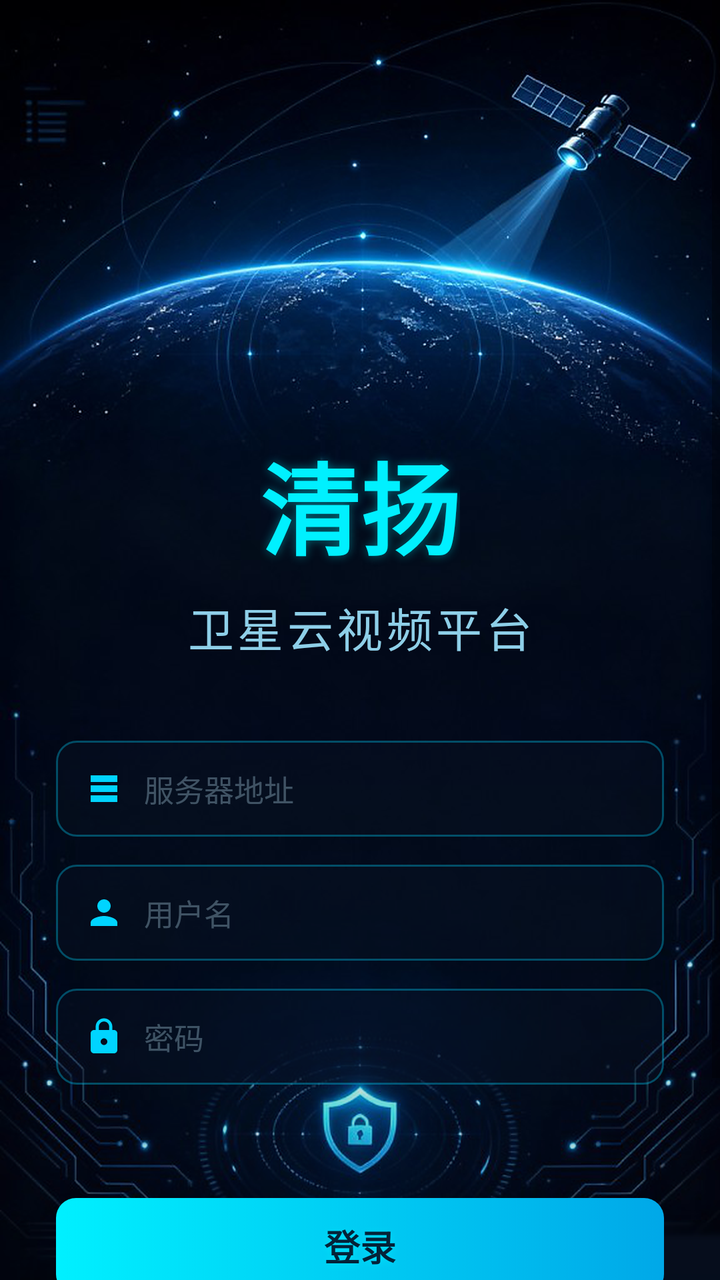
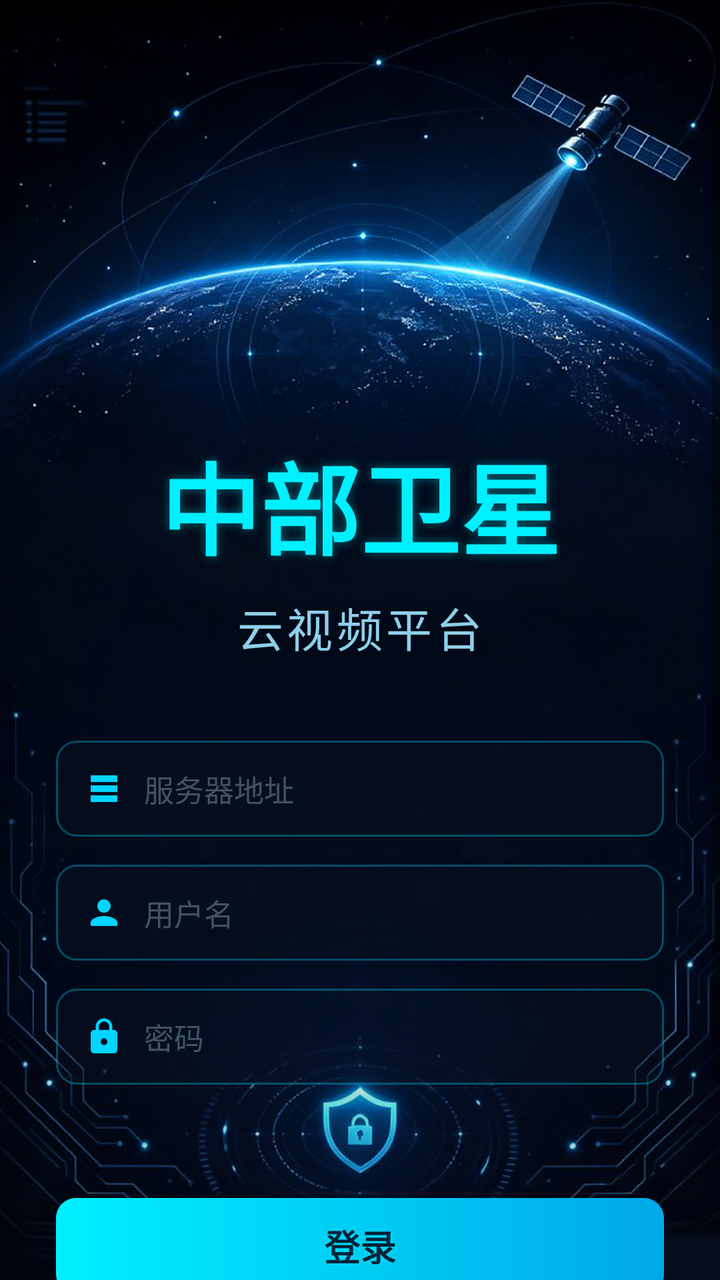

An Android layout rendered at two revisions. The XML below is the earlier revision; the diff shows what the commit changed to produce the second picture.
<!-- AndroidManifest.xml: application theme Theme.OpenRtComm -->
<!-- res/layout/layout_qmclogin.xml -->
<?xml version="1.0" encoding="utf-8"?>
<FrameLayout xmlns:android="http://schemas.android.com/apk/res/android"
    android:id="@+id/linear_layout"
    android:layout_width="match_parent"
    android:layout_height="match_parent"
    android:background="@color/login_tech_bg_dark"
    android:clipChildren="false"
    android:clipToPadding="false"
    android:fitsSystemWindows="false"
    android:focusableInTouchMode="true">

    <ImageView
        android:id="@+id/iv_login_bg"
        android:layout_width="match_parent"
        android:layout_height="match_parent"
        android:contentDescription="@null"
        android:scaleType="matrix"
        android:src="@drawable/bg_login_tech_main" />

    <View
        android:layout_width="match_parent"
        android:layout_height="match_parent"
        android:background="@drawable/bg_login_tech_scrim" />

    <ScrollView
        android:layout_width="match_parent"
        android:layout_height="match_parent"
        android:background="@android:color/transparent"
        android:clipToPadding="false"
        android:fillViewport="true"
        android:fitsSystemWindows="false">

        <LinearLayout
            android:layout_width="match_parent"
            android:layout_height="wrap_content"
            android:gravity="center_horizontal"
            android:orientation="vertical"
            android:paddingStart="28dp"
            android:paddingEnd="28dp"
            android:layout_marginTop="120dp"
            >

            <TextView
                android:id="@+id/textView_title"
                android:layout_width="wrap_content"
                android:layout_height="wrap_content"
                android:layout_marginTop="96dp"
                android:shadowColor="#6600F0FF"
                android:shadowDx="0"
                android:shadowDy="0"
                android:shadowRadius="12"
                android:text="清扬"
                android:textColor="@color/login_tech_title"
                android:textSize="@dimen/title_text_size"
                android:textStyle="bold" />

            <TextView
                android:id="@+id/description"
                android:layout_width="wrap_content"
                android:layout_height="wrap_content"
                android:layout_marginTop="8dp"
                android:letterSpacing="0.08"
                android:text="卫星云视频平台"
                android:textColor="@color/login_tech_subtitle"
                android:textSize="@dimen/description_text_size" />

            <LinearLayout
                android:id="@+id/login_form_section"
                android:layout_width="match_parent"
                android:layout_height="wrap_content"
                android:layout_marginTop="40dp"
                android:orientation="vertical">

                <TextView
                    android:id="@+id/textView_server"
                    android:layout_width="0dp"
                    android:layout_height="0dp"
                    android:visibility="gone" />

                <LinearLayout
                    android:layout_width="match_parent"
                    android:layout_height="48dp"
                    android:background="@drawable/bg_login_input_tech"
                    android:gravity="center_vertical"
                    android:orientation="horizontal"
                    android:paddingStart="14dp"
                    android:paddingEnd="14dp">

                    <ImageView
                        android:layout_width="20dp"
                        android:layout_height="20dp"
                        android:contentDescription="@null"
                        android:src="@drawable/ic_login_server" />

                    <EditText
                        android:id="@+id/editText_server"
                        android:layout_width="0dp"
                        android:layout_height="match_parent"
                        android:layout_marginStart="10dp"
                        android:layout_weight="1"
                        android:background="@android:color/transparent"
                        android:focusableInTouchMode="true"
                        android:hint="服务器地址"
                        android:inputType="textUri"
                        android:singleLine="true"
                        android:textColor="@color/login_tech_input_text"
                        android:textColorHint="@color/login_tech_hint"
                        android:textSize="15sp" />
                </LinearLayout>

                <TextView
                    android:id="@+id/textView_usrName"
                    android:layout_width="0dp"
                    android:layout_height="0dp"
                    android:visibility="gone" />

                <LinearLayout
                    android:layout_width="match_parent"
                    android:layout_height="48dp"
                    android:layout_marginTop="14dp"
                    android:background="@drawable/bg_login_input_tech"
                    android:gravity="center_vertical"
                    android:orientation="horizontal"
                    android:paddingStart="14dp"
                    android:paddingEnd="14dp">

                    <ImageView
                        android:layout_width="20dp"
                        android:layout_height="20dp"
                        android:contentDescription="@null"
                        android:src="@drawable/ic_login_user" />

                    <EditText
                        android:id="@+id/editText_usrName"
                        android:layout_width="0dp"
                        android:layout_height="match_parent"
                        android:layout_marginStart="10dp"
                        android:layout_weight="1"
                        android:background="@android:color/transparent"
                        android:focusableInTouchMode="true"
                        android:hint="用户名"
                        android:inputType="textPersonName"
                        android:singleLine="true"
                        android:textColor="@color/login_tech_input_text"
                        android:textColorHint="@color/login_tech_hint"
                        android:textSize="15sp" />
                </LinearLayout>

                <TextView
                    android:id="@+id/textView_passwd"
                    android:layout_width="0dp"
                    android:layout_height="0dp"
                    android:visibility="gone" />

                <LinearLayout
                    android:layout_width="match_parent"
                    android:layout_height="48dp"
                    android:layout_marginTop="14dp"
                    android:background="@drawable/bg_login_input_tech"
                    android:gravity="center_vertical"
                    android:orientation="horizontal"
                    android:paddingStart="14dp"
                    android:paddingEnd="14dp">

                    <ImageView
                        android:layout_width="20dp"
                        android:layout_height="20dp"
                        android:contentDescription="@null"
                        android:src="@drawable/ic_login_lock" />

                    <EditText
                        android:id="@+id/editText_passwd"
                        android:layout_width="0dp"
                        android:layout_height="match_parent"
                        android:layout_marginStart="10dp"
                        android:layout_weight="1"
                        android:background="@android:color/transparent"
                        android:focusableInTouchMode="true"
                        android:hint="密码"
                        android:inputType="textPassword"
                        android:singleLine="true"
                        android:textColor="@color/login_tech_input_text"
                        android:textColorHint="@color/login_tech_hint"
                        android:textSize="15sp" />
                </LinearLayout>

                <FrameLayout
                    android:layout_width="match_parent"
                    android:layout_height="wrap_content"
                    android:layout_marginTop="12dp">

                    <TextView
                        android:id="@+id/change_passwd"
                        android:layout_width="wrap_content"
                        android:layout_height="wrap_content"
                        android:layout_gravity="end"
                        android:text="忘记密码?"
                        android:textColor="@color/login_tech_link"
                        android:textSize="14sp"
                        android:visibility="invisible" />
                </FrameLayout>

                <TextView
                    android:id="@+id/button_login"
                    android:layout_width="match_parent"
                    android:layout_height="48dp"
                    android:layout_marginTop="24dp"
                    android:background="@drawable/bg_login_button_tech"
                    android:clickable="true"
                    android:focusable="true"
                    android:gravity="center"
                    android:shadowColor="#8800F0FF"
                    android:shadowDx="0"
                    android:shadowDy="2"
                    android:shadowRadius="8"
                    android:text="登录"
                    android:textColor="#042238"
                    android:textSize="18sp"
                    android:textStyle="bold" />

                <TextView
                    android:layout_width="wrap_content"
                    android:layout_height="wrap_content"
                    android:layout_gravity="center_horizontal"
                    android:layout_marginTop="28dp"
                    android:letterSpacing="0.12"
                    android:text="安全连接  •  保障通信"
                    android:textColor="@color/login_tech_footer"
                    android:textSize="13sp"
                    />
            </LinearLayout>
        </LinearLayout>
    </ScrollView>
</FrameLayout>
<!-- resources referenced by this layout -->
<resources>
  <color name="login_tech_bg_dark">#040B18</color>
  <color name="login_tech_footer">#6AA8C8</color>
  <color name="login_tech_hint">#6699BBCC</color>
  <color name="login_tech_input_text">#E8F7FF</color>
  <color name="login_tech_link">#4DD4FF</color>
  <color name="login_tech_subtitle">#8ECFE8</color>
  <color name="login_tech_title">#00F0FF</color>
  <dimen name="description_text_size">23sp</dimen>
  <dimen name="title_text_size">50sp</dimen>
  <!-- drawable bg_login_input_tech (drawable) -->
  <?xml version="1.0" encoding="utf-8"?>
  <shape xmlns:android="http://schemas.android.com/apk/res/android">
      <solid android:color="@color/login_tech_input_bg" />
      <stroke
          android:width="1dp"
          android:color="@color/login_tech_input_stroke" />
      <corners android:radius="10dp" />
  </shape>
  <!-- drawable bg_login_tech_scrim (drawable) -->
  <?xml version="1.0" encoding="utf-8"?>
  <shape xmlns:android="http://schemas.android.com/apk/res/android">
      <gradient
          android:angle="270"
          android:startColor="#00000000"
          android:centerColor="#00000000"
          android:endColor="#33040B18" />
  </shape>
  <!-- drawable ic_login_lock (drawable) -->
  <?xml version="1.0" encoding="utf-8"?>
  <vector xmlns:android="http://schemas.android.com/apk/res/android"
      android:width="20dp"
      android:height="20dp"
      android:viewportWidth="24"
      android:viewportHeight="24">
      <path
          android:fillColor="#00D4FF"
          android:pathData="M18,8h-1V6c0,-2.76 -2.24,-5 -5,-5S7,3.24 7,6v2H6c-1.1,0 -2,0.9 -2,2v10c0,1.1 0.9,2 2,2h12c1.1,0 2,-0.9 2,-2V10c0,-1.1 -0.9,-2 -2,-2zM12,17c-1.1,0 -2,-0.9 -2,-2s0.9,-2 2,-2 2,0.9 2,2 -0.9,2 -2,2zM15.1,8H8.9V6c0,-1.71 1.39,-3.1 3.1,-3.1 1.71,0 3.1,1.39 3.1,3.1v2z" />
  </vector>
  <!-- drawable ic_login_server (drawable) -->
  <?xml version="1.0" encoding="utf-8"?>
  <vector xmlns:android="http://schemas.android.com/apk/res/android"
      android:width="20dp"
      android:height="20dp"
      android:viewportWidth="24"
      android:viewportHeight="24">
      <path
          android:fillColor="#00D4FF"
          android:pathData="M4,4h16v4H4zM4,10h16v4H4zM4,16h16v4H4z" />
  </vector>
  <!-- drawable ic_login_user (drawable) -->
  <?xml version="1.0" encoding="utf-8"?>
  <vector xmlns:android="http://schemas.android.com/apk/res/android"
      android:width="20dp"
      android:height="20dp"
      android:viewportWidth="24"
      android:viewportHeight="24">
      <path
          android:fillColor="#00D4FF"
          android:pathData="M12,12c2.21,0 4,-1.79 4,-4s-1.79,-4 -4,-4 -4,1.79 -4,4 1.79,4 4,4zM12,14c-2.67,0 -8,1.34 -8,4v2h16v-2c0,-2.66 -5.33,-4 -8,-4z" />
  </vector>
  <style name="Theme.OpenRtComm" parent="Theme.MaterialComponents.Light.NoActionBar">
          
          <item name="colorPrimary">@color/av_button_active_color</item>
          <item name="colorPrimaryVariant">@color/av_button_active_color</item>
          <item name="colorOnPrimary">@color/white</item>
          
          <item name="colorSecondary">@color/teal_200</item>
          <item name="colorSecondaryVariant">@color/teal_700</item>
          <item name="colorOnSecondary">@color/black</item>
          
          <item name="android:statusBarColor">?attr/colorPrimaryVariant</item>
          
      </style>
  <color name="login_tech_input_bg">#66081224</color>
  <color name="login_tech_input_stroke">#5500D4FF</color>
  <color name="av_button_active_color">#4095e5</color>
  <color name="white">#FFFFFFFF</color>
  <color name="teal_200">#FF03DAC5</color>
  <color name="teal_700">#FF018786</color>
  <color name="black">#FF000000</color>
  <!-- unchanged entries left out for length: 2 -->
</resources>

<!-- the commit's change to res/layout/layout_qmclogin.xml (unified diff, before → after) -->
@@ -37,19 +37,19 @@
             android:orientation="vertical"
             android:paddingStart="28dp"
             android:paddingEnd="28dp"
-            android:layout_marginTop="120dp"
+            android:layout_marginTop="@dimen/login_top_margin"
             >
 
             <TextView
                 android:id="@+id/textView_title"
                 android:layout_width="wrap_content"
                 android:layout_height="wrap_content"
-                android:layout_marginTop="96dp"
+                android:layout_marginTop="@dimen/login_title_top_margin"
                 android:shadowColor="#6600F0FF"
                 android:shadowDx="0"
                 android:shadowDy="0"
                 android:shadowRadius="12"
-                android:text="清扬"
+                android:text="中部卫星"
                 android:textColor="@color/login_tech_title"
                 android:textSize="@dimen/title_text_size"
                 android:textStyle="bold" />
@@ -60,7 +60,7 @@
                 android:layout_height="wrap_content"
                 android:layout_marginTop="8dp"
                 android:letterSpacing="0.08"
-                android:text="卫星云视频平台"
+                android:text="云视频平台"
                 android:textColor="@color/login_tech_subtitle"
                 android:textSize="@dimen/description_text_size" />
 
<!-- resource entries referenced after the edit -->
@@ -8,6 +8,8 @@
   <color name="login_tech_subtitle">#8ECFE8</color>
   <color name="login_tech_title">#00F0FF</color>
   <dimen name="description_text_size">23sp</dimen>
+  <dimen name="login_title_top_margin">96dp</dimen>
+  <dimen name="login_top_margin">120dp</dimen>
   <dimen name="title_text_size">50sp</dimen>
   <!-- drawable bg_login_input_tech (drawable) -->
   <?xml version="1.0" encoding="utf-8"?>
